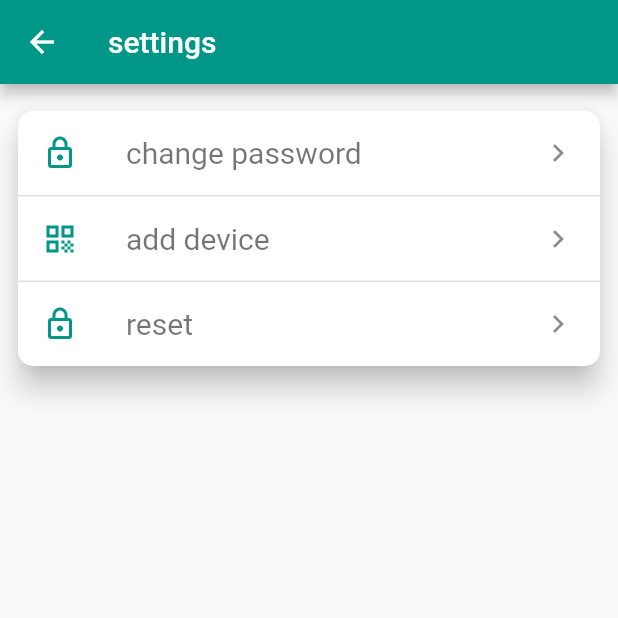
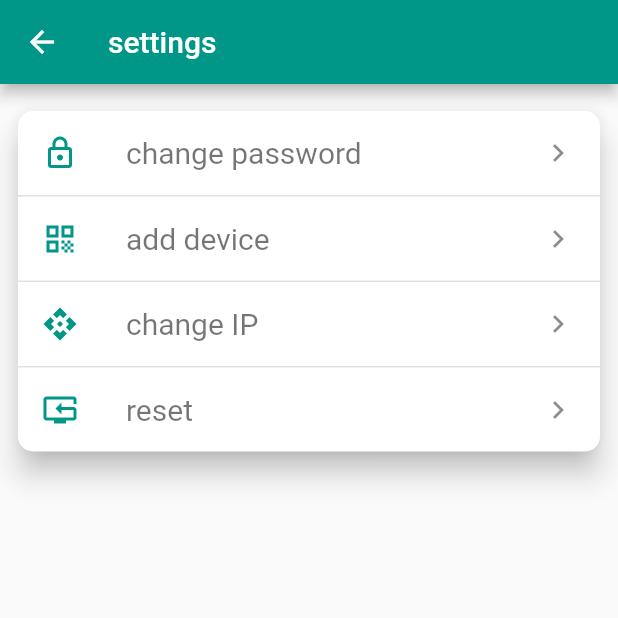
Before and after one commit to Kreck-Projekt/DoorOpenerApp_old, a Flutter app: the Settings screen opened directly, on a phone screen of 412 x 824 dp, the top half of it. Run offline on Flutter 3.47's test engine with Material 2 defaults, Android fonts, the phone set to English and light mode, and no system bars; our stand-ins replace convert, flutter_secure_storage, introduction_screen, qr_flutter, shared_preferences, sleek_circular_slider; missing offline and left inert: cryptography, flutter_barcode_scanner, tcp_socket_connection; accounts and stored records are empty; Roboto replaces fonts that are missing (Merriweather).

Commit message:
Worked on Settings Screen

```diff
--- a/DoorOpener/lang/de.json
+++ b/DoorOpener/lang/de.json
@@ -35,6 +35,7 @@
   "settings_screen_title": "Einstellungen",
   "settings_screen_add_device": "Gerät hinzufügen",
   "settings_screen_reset": "Zurücksetzen",
+  "settings_screen_ip_reset": "Ip-Adresse ändern",
   "password_auth_explanation": "App Gesperrt\nUm fortzufahren bitte Passwort eingeben",
   "password_auth_password_label": "Passwort",
   "password_auth_password_hint": "Gebe dein Passwort ein um die App zu entsperren",
--- a/DoorOpener/lang/en.json
+++ b/DoorOpener/lang/en.json
@@ -35,6 +35,7 @@
   "settings_screen_title": "settings",
   "settings_screen_add_device": "add device",
   "settings_screen_reset": "reset",
+  "settings_screen_ip_reset": "change IP",
   "password_auth_explanation": "App Locked\nTo continue please enter your password",
   "password_auth_password_label": "Enter password",
   "password_auth_password_hint": "Please enter your password to continue",
--- a/DoorOpener/lib/frontend/screens/settings.dart
+++ b/DoorOpener/lib/frontend/screens/settings.dart
@@ -43,6 +43,16 @@ class Settings extends StatelessWidget {
                       Navigator.of(context).push(MaterialPageRoute(
                           builder: (BuildContext context) => PasswordAuth(hint: 'share_credentials_hint', explanation: 'share_credentials_explanation', label: 'share_credentials_label', route: ShareCredentials())));
                     },
+                  ),  Container(
+                    width: double.infinity,
+                    height: 1,
+                    color: Colors.grey.shade300,
+                  ),
+                  ListTile(
+                    leading: const Icon(Icons.api_outlined, color: Colors.teal,),
+                    title: Text(AppLocalizations.of(context).translate('settings_screen_ip_reset'), style: Theme.of(context).textTheme.headline1.copyWith(fontSize:20, fontWeight: FontWeight.normal),),
+                    trailing: const Icon(Icons.keyboard_arrow_right),
+                    onTap: () {},
                   ),
                   Container(
                     width: double.infinity,
@@ -50,7 +60,7 @@ class Settings extends StatelessWidget {
                     color: Colors.grey.shade300,
                   ),
                   ListTile(
-                    leading: const Icon(Icons.lock_outlined, color: Colors.teal,),
+                    leading: const Icon(Icons.reset_tv, color: Colors.teal,),
                     title: Text(AppLocalizations.of(context).translate('settings_screen_reset'), style: Theme.of(context).textTheme.headline1.copyWith(fontSize:20, fontWeight: FontWeight.normal),),
                     trailing: const Icon(Icons.keyboard_arrow_right),
                     onTap: () {},
```
Also changed, not shown: DoorOpener/lib/frontend/screens/homescreen.dart (+2 -5 lines), DoorOpener/lib/frontend/screens/init.dart (+8 -5 lines), DoorOpener/lib/frontend/widgets/android_appbar.dart (+7 -0 lines), 2 other files.
